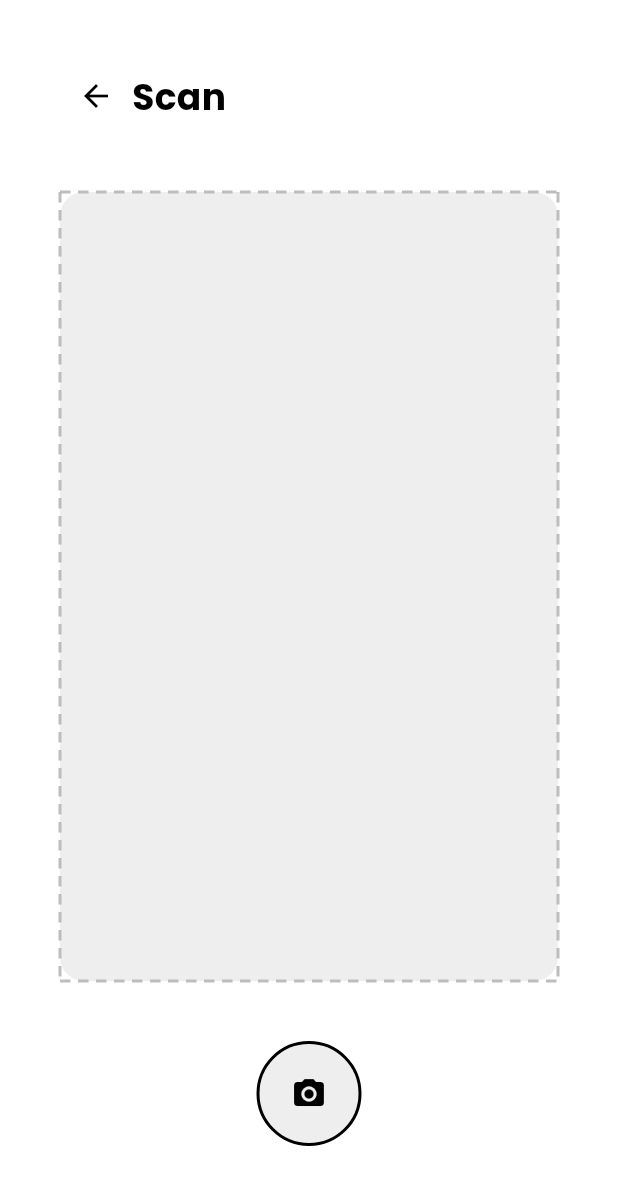
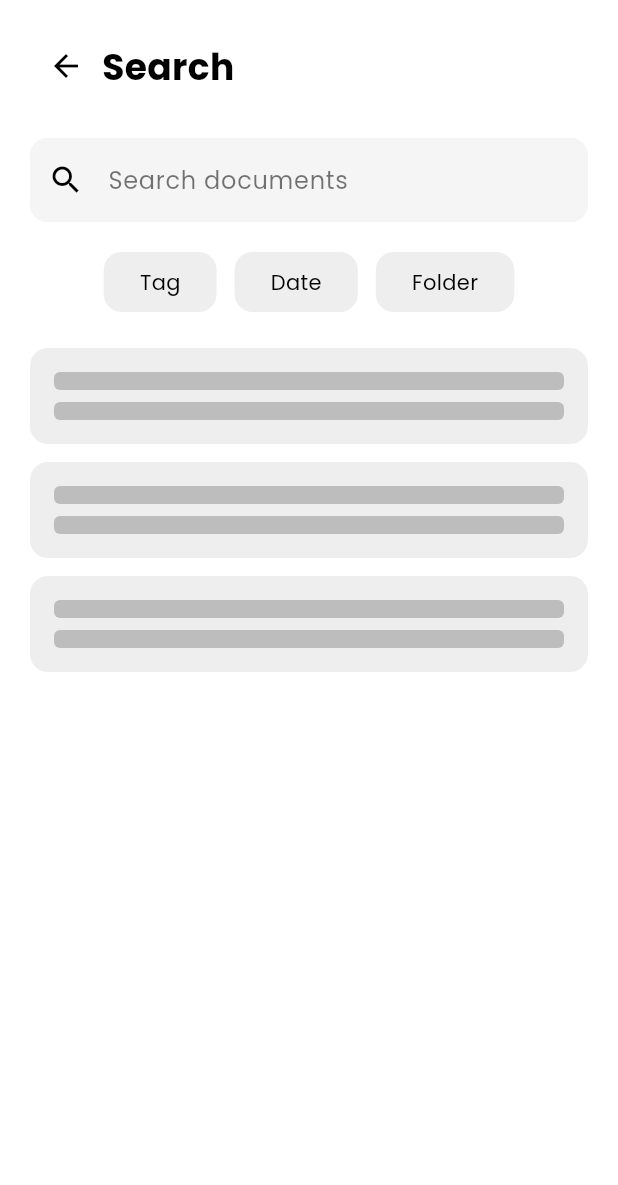
Before and after one commit to phebesfev/Mobile-app-project, a Flutter app: the screen it shows after launch, on a phone screen of 412 x 824 dp. Shown: the top 1185 px of the screen. Run offline on Flutter 3.47's test engine with Material 3 defaults, Android fonts, the light colour scheme and no system bars; our stand-ins replace google_fonts.

Commit message:
feat:add search screen and setting screen

```diff
--- a/app/lib/main.dart
+++ b/app/lib/main.dart
@@ -1,5 +1,7 @@
+import 'package:app/screens/files/search_screen.dart';
 import 'package:app/screens/home/home_screen.dart';
 import 'package:app/screens/home/initial_screen.dart';
+import 'package:app/screens/profile/settings_screen.dart';
 import 'package:app/screens/scan/scan_screen.dart';
 import 'package:flutter/material.dart';
 import 'theme/app_theme.dart';
@@ -20,7 +22,7 @@ class QuickScanApp extends StatelessWidget {
       theme: AppTheme.lightTheme, // Apply our custom professional theme
       // home: const LoginScreen(),// Start at Login for now
       // home: const InitialScreen(),
-      home: const ScanScreen(),
+      home: const SearchScreen(),
     );
   }
 }
--- a/app/lib/screens/files/search_screen.dart
+++ b/app/lib/screens/files/search_screen.dart
@@ -0,0 +1,212 @@
+import 'package:flutter/material.dart';
+
+class SearchScreen extends StatelessWidget {
+  const SearchScreen({super.key});
+
+  @override
+  Widget build(BuildContext context) {
+    return Scaffold(
+      body: SafeArea(
+        child: SingleChildScrollView(
+          child: Padding(
+            padding: const EdgeInsets.all(20),
+            child: Column(
+              crossAxisAlignment: CrossAxisAlignment.start,
+              children: [
+                Row(
+                  children: [
+                    IconButton(
+                      onPressed: () {
+                        Navigator.pop(context);
+                      },
+                      icon: const Icon(Icons.arrow_back, color: Colors.black),
+                    ),
+                    const Text(
+                      'Search',
+                      style: TextStyle(
+                        fontSize: 24,
+                        fontWeight: FontWeight.bold,
+                        color: Colors.black,
+                      ),
+                    ),
+                  ],
+                ),
+                const SizedBox(height: 24),
+
+                Container(
+                  decoration: BoxDecoration(
+                    color: Colors.grey.shade200,
+                    borderRadius: BorderRadius.circular(12),
+                  ),
+                  child: TextField(
+                    decoration: InputDecoration(
+                      hintText: 'Search documents',
+                      hintStyle: const TextStyle(color: Colors.black54),
+                      prefixIcon: const Icon(Icons.search, color: Colors.black),
+                      border: InputBorder.none,
+                      contentPadding: const EdgeInsets.symmetric(horizontal: 16, vertical: 16),
+                    ),
+                  ),
+                ),
+                const SizedBox(height: 20),
+
+                Row(
+                  mainAxisAlignment: MainAxisAlignment.center,
+                  children: [
+                    GestureDetector(
+                      onTap: () {},
+                      child: Container(
+                        padding: const EdgeInsets.symmetric(horizontal: 24, vertical: 10),
+                        decoration: BoxDecoration(
+                          color: Colors.grey.shade200,
+                          borderRadius: BorderRadius.circular(12),
+                        ),
+                        child: const Text(
+                          'Tag',
+                          style: TextStyle(
+                            fontSize: 14,
+                            color: Colors.black,
+                          ),
+                        ),
+                      ),
+                    ),
+                    const SizedBox(width: 12),
+                    GestureDetector(
+                      onTap: () {},
+                      child: Container(
+                        padding: const EdgeInsets.symmetric(horizontal: 24, vertical: 10),
+                        decoration: BoxDecoration(
+                          color: Colors.grey.shade200,
+                          borderRadius: BorderRadius.circular(12),
+                        ),
+                        child: const Text(
+                          'Date',
+                          style: TextStyle(
+                            fontSize: 14,
+                            color: Colors.black,
+                          ),
+                        ),
+                      ),
+                    ),
+                    const SizedBox(width: 12),
+                    GestureDetector(
+                      onTap: () {},
+                      child: Container(
+                        padding: const EdgeInsets.symmetric(horizontal: 24, vertical: 10),
+                        decoration: BoxDecoration(
+                          color: Colors.grey.shade200,
+                          borderRadius: BorderRadius.circular(12),
+                        ),
+                        child: const Text(
+                          'Folder',
+                          style: TextStyle(
+                            fontSize: 14,
+                            color: Colors.black,
+                          ),
+                        ),
+                      ),
+                    ),
+                  ],
+                ),
+                const SizedBox(height: 24),
+
+                Container(
+                  width: double.infinity,
+                  padding: const EdgeInsets.all(16),
+                  decoration: BoxDecoration(
+                    color: Colors.grey.shade200,
+                    borderRadius: BorderRadius.circular(12),
+                  ),
+                  child: Column(
+                    crossAxisAlignment: CrossAxisAlignment.start,
+                    children: [
+                      Container(
+                        width: double.infinity,
+                        height: 12,
+                        decoration: BoxDecoration(
+                          color: Colors.grey.shade400,
+                          borderRadius: BorderRadius.circular(4),
+                        ),
+                      ),
+                      const SizedBox(height: 8),
+                      Container(
+                        width: double.infinity,
+                        height: 12,
+                        decoration: BoxDecoration(
+                          color: Colors.grey.shade400,
+                          borderRadius: BorderRadius.circular(4),
+                        ),
+                      ),
+                    ],
+                  ),
+                ),
+                const SizedBox(height: 12),
+                Container(
+                  width: double.infinity,
+                  padding: const EdgeInsets.all(16),
+                  decoration: BoxDecoration(
+                    color: Colors.grey.shade200,
+                    borderRadius: BorderRadius.circular(12),
+                  ),
+                  child: Column(
+                    crossAxisAlignment: CrossAxisAlignment.start,
+                    children: [
+                      Container(
+                        width: double.infinity,
+                        height: 12,
+                        decoration: BoxDecoration(
+                          color: Colors.grey.shade400,
+                          borderRadius: BorderRadius.circular(4),
+                        ),
+                      ),
+                      const SizedBox(height: 8),
+                      Container(
+                        width: double.infinity,
+                        height: 12,
+                        decoration: BoxDecoration(
+                          color: Colors.grey.shade400,
+                          borderRadius: BorderRadius.circular(4),
+                        ),
+                      ),
+                    ],
+                  ),
+                ),
+                const SizedBox(height: 12),
+                Container(
+                  width: double.infinity,
+                  padding: const EdgeInsets.all(16),
+                  decoration: BoxDecoration(
+                    color: Colors.grey.shade200,
+                    borderRadius: BorderRadius.circular(12),
+                  ),
+                  child: Column(
+                    crossAxisAlignment: CrossAxisAlignment.start,
+                    children: [
+                      Container(
+                        width: double.infinity,
+                        height: 12,
+                        decoration: BoxDecoration(
+                          color: Colors.grey.shade400,
+                          borderRadius: BorderRadius.circular(4),
+                        ),
+                      ),
+                      const SizedBox(height: 8),
+                      Container(
+                        width: double.infinity,
+                        height: 12,
+                        decoration: BoxDecoration(
+                          color: Colors.grey.shade400,
+                          borderRadius: BorderRadius.circular(4),
+                        ),
+                      ),
+                    ],
+                  ),
+                ),
+              ],
+            ),
+          ),
+        ),
+      ),
+    );
+  }
+}
```
Also changed, not shown: app/lib/screens/profile/settings_screen.dart (+181 -0 lines).
